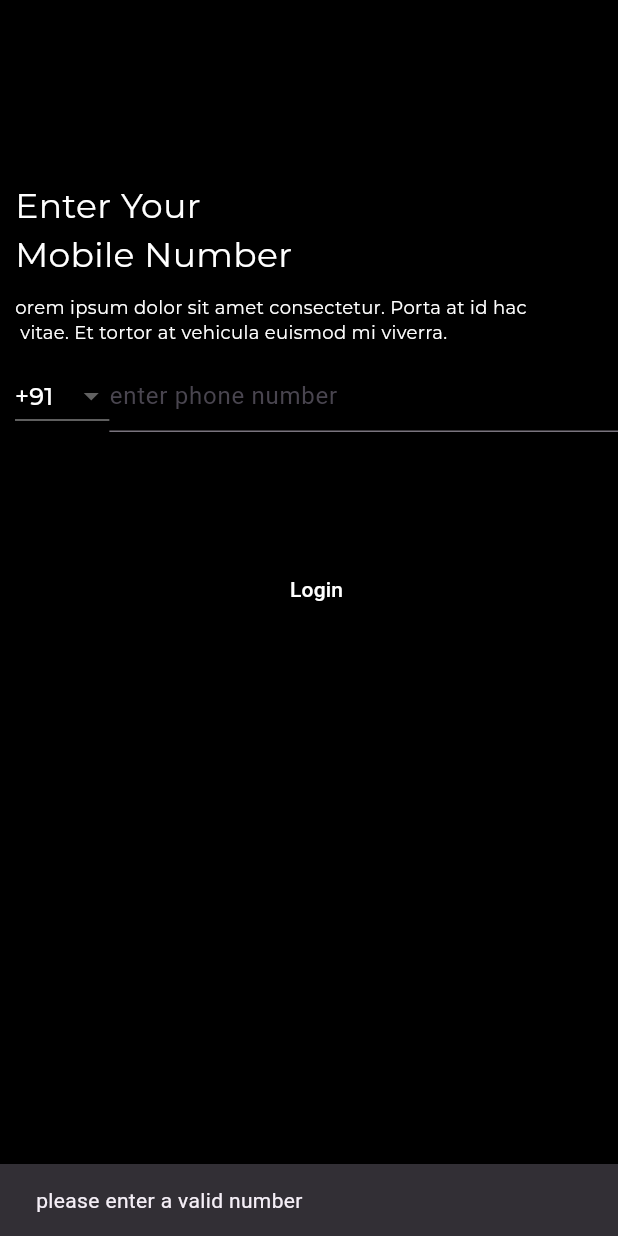
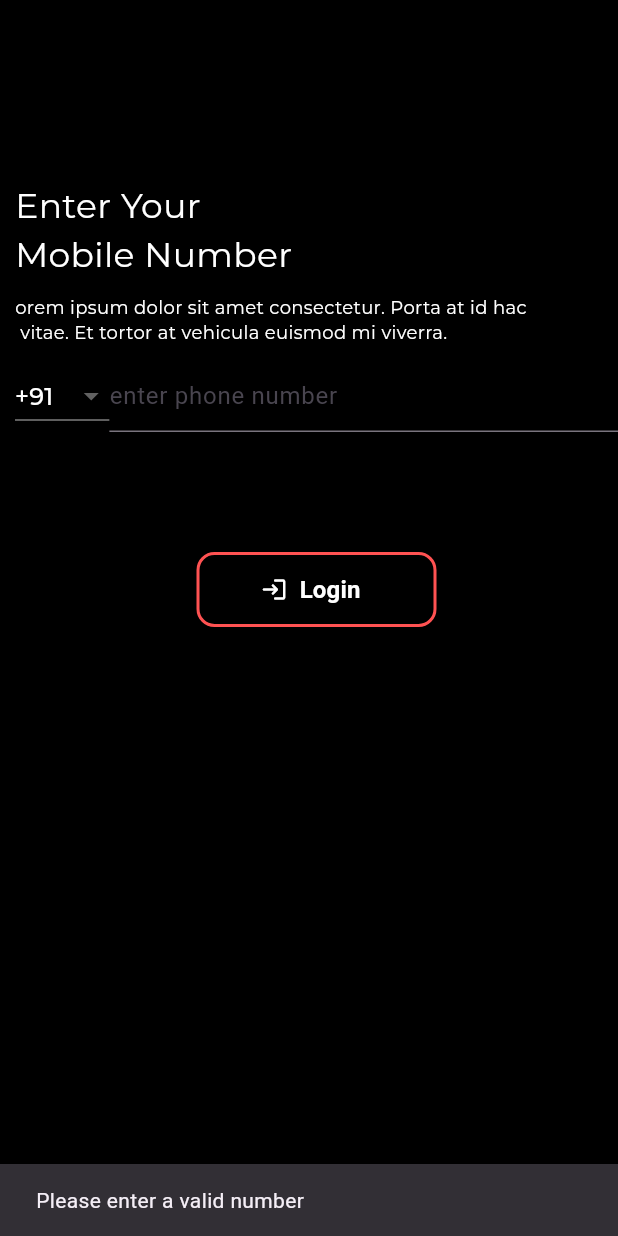
Before and after one commit to muhammedshahbasheer/frijo-noviindus-app, a Flutter app: the screen it shows after launch, after a tap on "Login", on a phone screen of 412 x 824 dp. Run offline on Flutter 3.47's test engine with Material 3 defaults, Android fonts, the phone set to English and light mode, and no system bars; our stand-ins replace chewie, google_fonts, image_picker, shared_preferences, video_player.

Commit message:
refact:log in screen ui styled

```diff
--- a/lib/features/auth/presentation/login_screen.dart
+++ b/lib/features/auth/presentation/login_screen.dart
@@ -66,7 +66,7 @@ class _LoginScreenState extends State<LoginScreen> {
             ),
             SizedBox(height: 80),
             Center(
-              child: ElevatedButton(
+              child: ElevatedButton.icon(
   onPressed: context.read<AuthController>().isLoading
       ? null
       : () async {
@@ -74,24 +74,29 @@ class _LoginScreenState extends State<LoginScreen> {
           if (phone.isEmpty || phone.length < 9) {
             ScaffoldMessenger.of(context).showSnackBar(
               const SnackBar(
-                              content: Text("please enter a valid number"),
+                content: Text("Please enter a valid number"),
               ),
             );
             return;
           }
+
           final success = await context.read<AuthController>().login(
                 countrycode: Selectedcode,
                 phone: phone,
               );
+
           if (success && context.mounted) {
             Navigator.pushReplacement(
               context,
-                            MaterialPageRoute(builder: (context) => HomeScreen()),
+              MaterialPageRoute(builder: (context) => const HomeScreen()),
             );
           }
         },
-                style: ElevatedButton.styleFrom(minimumSize: const Size(120, 50),backgroundColor: Colors.transparent),
-                child: Consumer<AuthController>(
+  icon: const Icon(
+    Icons.login_rounded, // 🔹 Add your icon here
+    color: Colors.white,
+  ),
+  label: Consumer<AuthController>(
     builder: (context, auth, _) {
       return auth.isLoading
           ? const SizedBox(
@@ -102,10 +107,26 @@ class _LoginScreenState extends State<LoginScreen> {
                 strokeWidth: 2,
               ),
             )
-                        : const Text("Login",style: TextStyle(color: Colors.white),);
+          : const Text(
+              "Login",
+              style: TextStyle(
+                color: Colors.white,
+                fontWeight: FontWeight.bold,
+                fontSize: 16,
+              ),
+            );
     },
   ),
+  style: ElevatedButton.styleFrom(
+    minimumSize: const Size(160, 50),
+    backgroundColor: Colors.transparent,
+    side: const BorderSide(color: Colors.redAccent, width: 2),
+    shape: RoundedRectangleBorder(
+      borderRadius: BorderRadius.circular(12),
     ),
+  ),
+)
+
             ),
           ],
         ),
```
Lines whose indentation alone changed are shown as unchanged.
